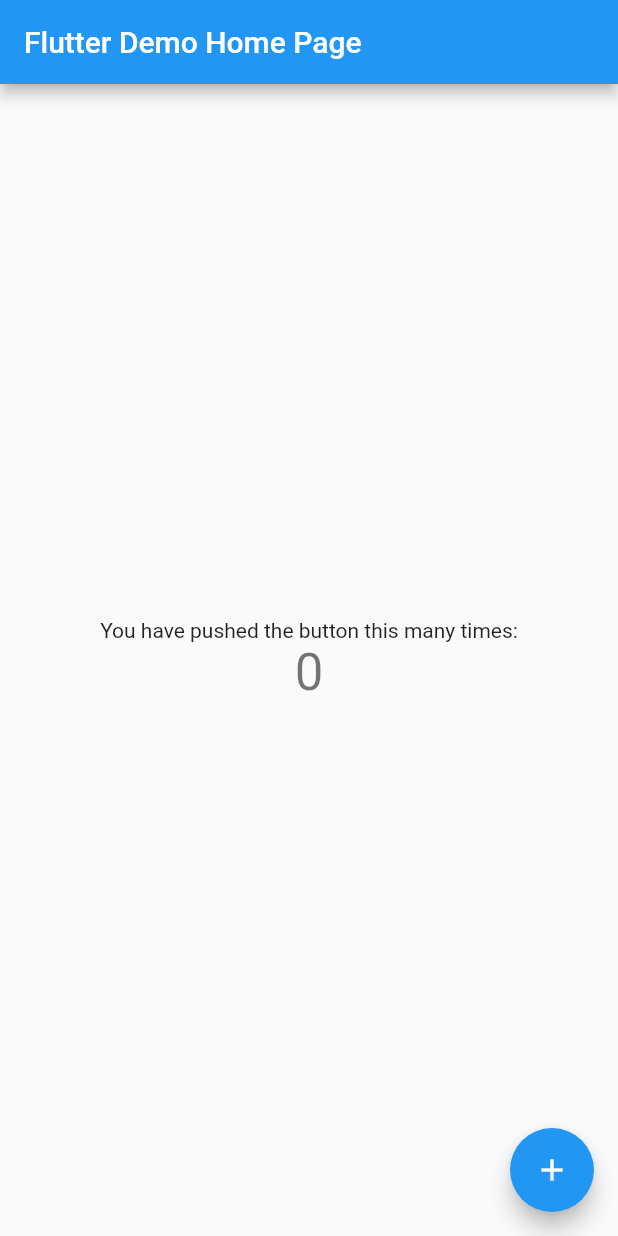
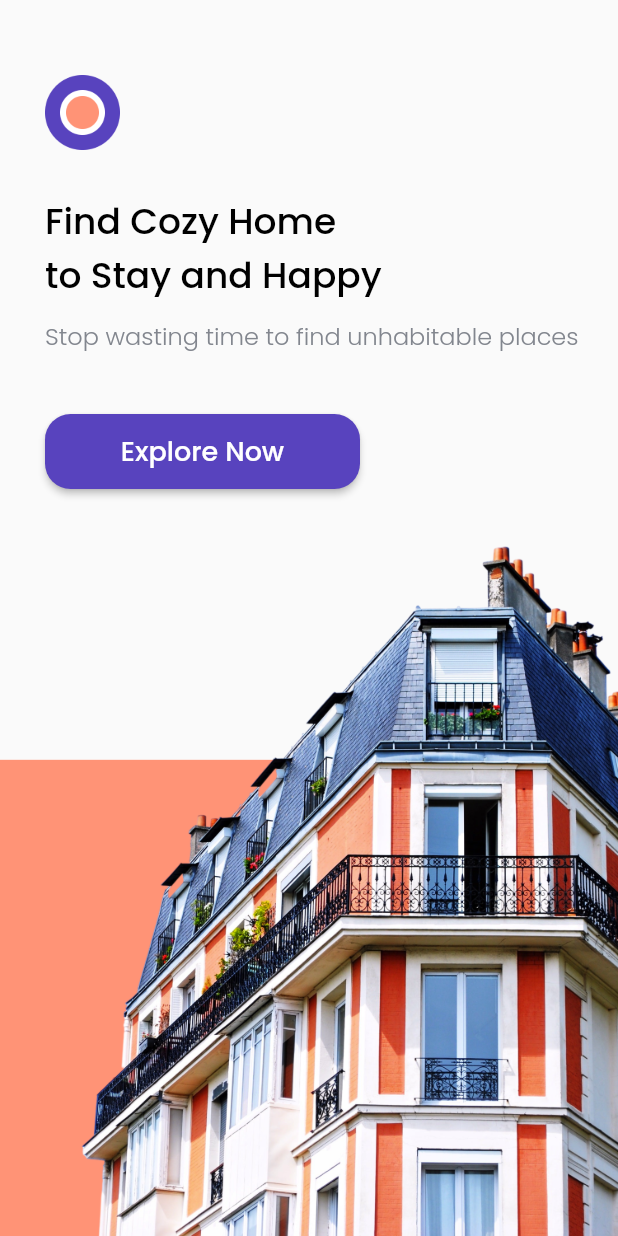
Before and after one commit to donnydevanda/cozy, a Flutter app: the screen it shows after launch, on a phone screen of 412 x 824 dp. Run offline on Flutter 3.47's test engine with Material 2 defaults, Android fonts, the phone set to English and light mode, and no system bars; our stand-ins replace google_fonts.

Commit message:
Splash Page

```diff
--- a/lib/main.dart
+++ b/lib/main.dart
@@ -1,3 +1,4 @@
+import 'package:cozy/pages/splash_page.dart';
 import 'package:flutter/material.dart';
 
 void main() {
@@ -7,109 +8,10 @@ void main() {
 class MyApp extends StatelessWidget {
   const MyApp({Key? key}) : super(key: key);
 
-  // This widget is the root of your application.
   @override
   Widget build(BuildContext context) {
     return MaterialApp(
-      title: 'Flutter Demo',
-      theme: ThemeData(
-        // This is the theme of your application.
-        //
-        // Try running your application with "flutter run". You'll see the
-        // application has a blue toolbar. Then, without quitting the app, try
-        // changing the primarySwatch below to Colors.green and then invoke
-        // "hot reload" (press "r" in the console where you ran "flutter run",
-        // or simply save your changes to "hot reload" in a Flutter IDE).
-        // Notice that the counter didn't reset back to zero; the application
-        // is not restarted.
-        primarySwatch: Colors.blue,
-      ),
-      home: const MyHomePage(title: 'Flutter Demo Home Page'),
+      home: SplashPage(),
     );
   }
 }
-
-class MyHomePage extends StatefulWidget {
-  const MyHomePage({Key? key, required this.title}) : super(key: key);
-
-  // This widget is the home page of your application. It is stateful, meaning
-  // that it has a State object (defined below) that contains fields that affect
-  // how it looks.
-
-  // This class is the configuration for the state. It holds the values (in this
-  // case the title) provided by the parent (in this case the App widget) and
-  // used by the build method of the State. Fields in a Widget subclass are
-  // always marked "final".
-
-  final String title;
-
-  @override
-  State<MyHomePage> createState() => _MyHomePageState();
-}
-
-class _MyHomePageState extends State<MyHomePage> {
-  int _counter = 0;
-
-  void _incrementCounter() {
-    setState(() {
-      // This call to setState tells the Flutter framework that something has
-      // changed in this State, which causes it to rerun the build method below
-      // so that the display can reflect the updated values. If we changed
-      // _counter without calling setState(), then the build method would not be
-      // called again, and so nothing would appear to happen.
-      _counter++;
-    });
-  }
-
-  @override
-  Widget build(BuildContext context) {
-    // This method is rerun every time setState is called, for instance as done
-    // by the _incrementCounter method above.
-    //
-    // The Flutter framework has been optimized to make rerunning build methods
-    // fast, so that you can just rebuild anything that needs updating rather
-    // than having to individually change instances of widgets.
-    return Scaffold(
-      appBar: AppBar(
-        // Here we take the value from the MyHomePage object that was created by
-        // the App.build method, and use it to set our appbar title.
-        title: Text(widget.title),
-      ),
-      body: Center(
-        // Center is a layout widget. It takes a single child and positions it
-        // in the middle of the parent.
-        child: Column(
-          // Column is also a layout widget. It takes a list of children and
-          // arranges them vertically. By default, it sizes itself to fit its
-          // children horizontally, and tries to be as tall as its parent.
-          //
-          // Invoke "debug painting" (press "p" in the console, choose the
-          // "Toggle Debug Paint" action from the Flutter Inspector in Android
-          // Studio, or the "Toggle Debug Paint" command in Visual Studio Code)
-          // to see the wireframe for each widget.
-          //
-          // Column has various properties to control how it sizes itself and
-          // how it positions its children. Here we use mainAxisAlignment to
-          // center the children vertically; the main axis here is the vertical
-          // axis because Columns are vertical (the cross axis would be
-          // horizontal).
-          mainAxisAlignment: MainAxisAlignment.center,
-          children: <Widget>[
-            const Text(
-              'You have pushed the button this many times:',
-            ),
-            Text(
-              '$_counter',
-              style: Theme.of(context).textTheme.headline4,
-            ),
-          ],
-        ),
-      ),
-      floatingActionButton: FloatingActionButton(
-        onPressed: _incrementCounter,
-        tooltip: 'Increment',
-        child: const Icon(Icons.add),
-      ), // This trailing comma makes auto-formatting nicer for build methods.
-    );
-  }
-}
--- /dev/null
+++ b/lib/pages/splash_page.dart
@@ -0,0 +1,66 @@
+import 'package:cozy/theme.dart';
+import 'package:flutter/material.dart';
+
+class SplashPage extends StatelessWidget {
+  const SplashPage({Key? key}) : super(key: key);
+
+  @override
+  Widget build(BuildContext context) {
+    return Scaffold(
+      body: SafeArea(
+          bottom: false,
+          child: Stack(
+            children: [
+              Align(
+                  alignment: Alignment.bottomCenter,
+                  child: Image.asset('assets/splash_image.png')),
+              Padding(
+                padding: EdgeInsets.only(top: 50, left: 30),
+                child: Column(
+                  crossAxisAlignment: CrossAxisAlignment.start,
+                  children: [
+                    Container(
+                      height: 50,
+                      width: 50,
+                      decoration: BoxDecoration(
+                          image: DecorationImage(
+                              image: AssetImage('assets/logo.png'))),
+                    ),
+                    SizedBox(
+                      height: 30,
+                    ),
+                    Text(
+                      'Find Cozy Home\nto Stay and Happy',
+                      style: blackTextStyle.copyWith(fontSize: 24),
+                    ),
+                    SizedBox(
+                      height: 10,
+                    ),
+                    Text(
+                      'Stop wasting time to find unhabitable places',
+                      style: grayTextStyle.copyWith(fontSize: 16),
+                    ),
+                    SizedBox(
+                      height: 40,
+                    ),
+                    Container(
+                        width: 210,
+                        height: 50,
+                        child: RaisedButton(
+                          onPressed: () {},
+                          color: purpleColor,
+                          shape: RoundedRectangleBorder(
+                              borderRadius: BorderRadius.circular(17)),
+                          child: Text(
+                            'Explore Now',
+                            style: whiteTextStyle.copyWith(fontSize: 18),
+                          ),
+                        ))
+                  ],
+                ),
+              ),
+            ],
+          )),
+    );
+  }
+}
```
Also changed, not shown: lib/theme.dart (+8 -16 lines), pubspec.yaml (+3 -6 lines).
